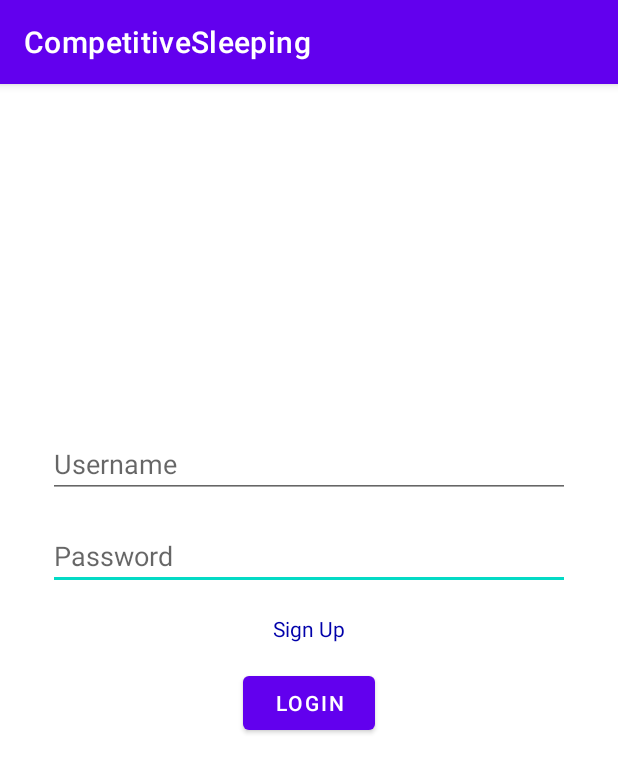
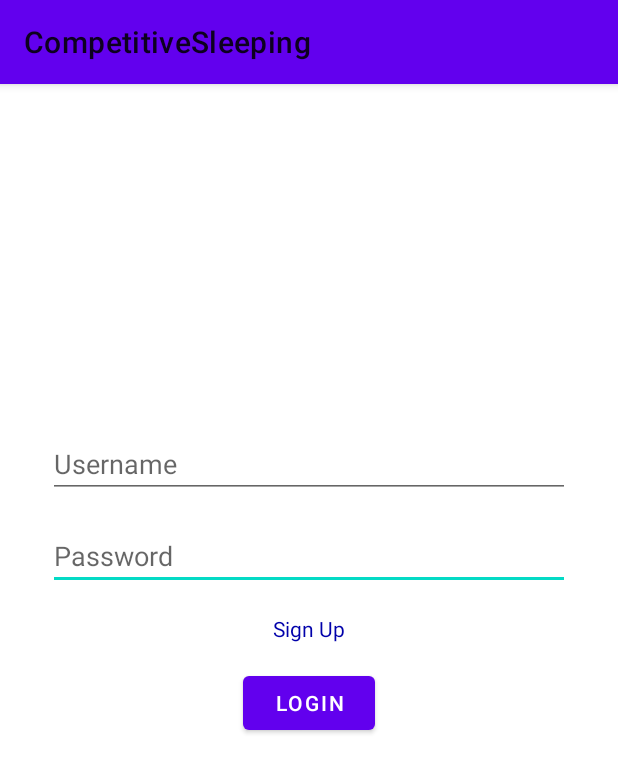
Before and after one commit to LukasAnell/CompetitiveSleeping, an Android app: the screen it shows after launch (LoginActivity), on a phone screen of 412 x 824 dp. Shown: the top 773 px of the screen. Run offline under Robolectric (Android 15) with nearby library versions, the phone set to English and light mode, and no system bars; libraries missing offline, so code that uses them is left out: com.backendless, com.backendless.async, com.backendless.exceptions; 1 statement that could not run was skipped.

Commit message:
Added data retrieval and Sleep object

```diff
--- a/app/src/main/java/com/mistershorr/loginandregistration/LoginActivity.kt
+++ b/app/src/main/java/com/mistershorr/loginandregistration/LoginActivity.kt
@@ -13,6 +13,7 @@ import com.backendless.BackendlessUser
 import com.backendless.async.callback.AsyncCallback
 import com.backendless.exceptions.BackendlessFault
 import com.mistershorr.loginandregistration.databinding.ActivityLoginBinding
+import com.mistershorr.loginandregistration.sleeping.SleepListActivity
 
 
 class LoginActivity : AppCompatActivity() {
@@ -71,6 +72,8 @@ class LoginActivity : AppCompatActivity() {
                 object : AsyncCallback<BackendlessUser?> {
                     override fun handleResponse(user: BackendlessUser?) {
                         Log.d(TAG, "handleResponse: ${user?.getProperty("username")} has logged in.")
+                        val sleepIntent = Intent(this@LoginActivity, SleepListActivity::class.java)
+                        startActivity(sleepIntent)
                     }
 
                     override fun handleFault(fault: BackendlessFault) {
--- /dev/null
+++ b/app/src/main/java/com/mistershorr/loginandregistration/sleeping/SleepAdapter.kt
@@ -0,0 +1,4 @@
+package com.mistershorr.loginandregistration.sleeping
+
+class SleepAdapter {
+}
--- /dev/null
+++ b/app/src/main/res/layout/sleep_item.xml
@@ -0,0 +1,6 @@
+<?xml version="1.0" encoding="utf-8"?>
+<androidx.constraintlayout.widget.ConstraintLayout xmlns:android="http://schemas.android.com/apk/res/android"
+    android:layout_width="match_parent"
+    android:layout_height="match_parent">
+
+</androidx.constraintlayout.widget.ConstraintLayout>
--- a/app/src/main/res/values-night/themes.xml
+++ b/app/src/main/res/values-night/themes.xml
@@ -1,6 +1,6 @@
 <resources xmlns:tools="http://schemas.android.com/tools">
     <!-- Base application theme. -->
-    <style name="Theme.LoginAndRegistration" parent="Theme.MaterialComponents.DayNight.DarkActionBar">
+    <style name="Theme.LoginAndRegistration" parent="Theme.MaterialComponents.DayNight">
         <!-- Primary brand color. -->
         <item name="colorPrimary">@color/purple_200</item>
         <item name="colorPrimaryVariant">@color/purple_700</item>
--- a/app/src/main/res/values/themes.xml
+++ b/app/src/main/res/values/themes.xml
@@ -1,6 +1,6 @@
 <resources xmlns:tools="http://schemas.android.com/tools">
     <!-- Base application theme. -->
-    <style name="Theme.LoginAndRegistration" parent="Theme.MaterialComponents.DayNight.DarkActionBar">
+    <style name="Theme.LoginAndRegistration" parent="Theme.MaterialComponents.DayNight">
         <!-- Primary brand color. -->
         <item name="colorPrimary">@color/purple_500</item>
         <item name="colorPrimaryVariant">@color/purple_700</item>
```
Also changed, not shown: app/src/main/AndroidManifest.xml (+4 -3 lines), app/src/main/java/com/mistershorr/loginandregistration/sleeping/Sleep.kt (added, +14 -0 lines), app/src/main/java/com/mistershorr/loginandregistration/sleeping/SleepListActivity.kt (added, +41 -0 lines), app/src/main/res/layout/activity_sleep_list.xml (added, +9 -0 lines).
